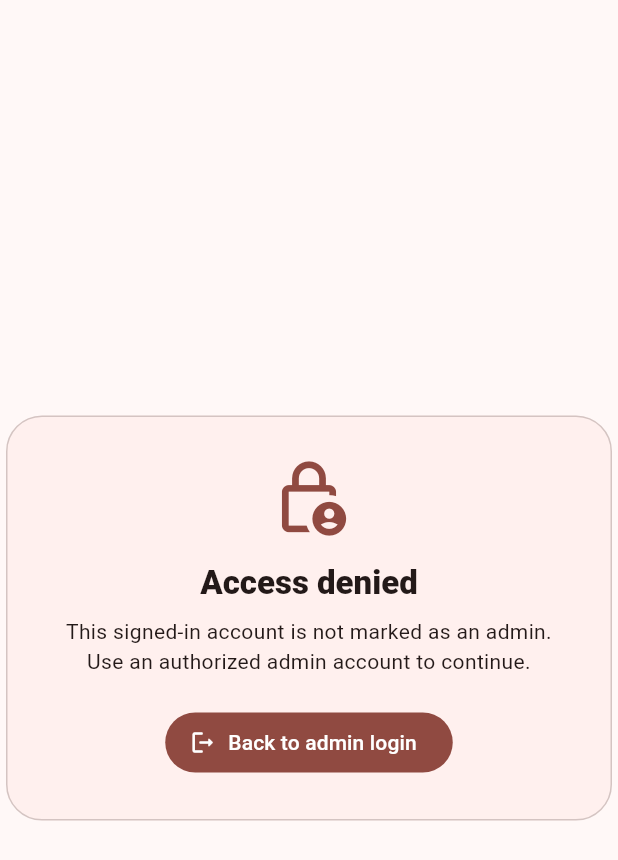
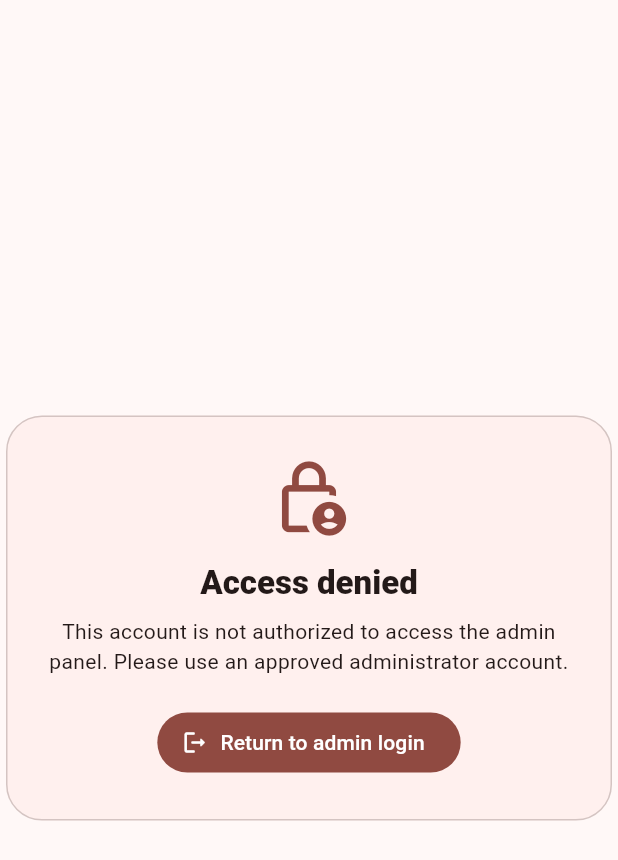
Before and after one commit to Pythoenixx/alarm_walker, a Flutter app: the AdminAuthGate widget shown alone on an empty page, opened directly, on a phone screen of 412 x 824 dp. Shown: the top 860 px of the screen. Run offline on Flutter 3.47's test engine with Material 3 defaults, Android fonts, the phone set to English and light mode, and no system bars; our stand-ins replace cloud_firestore, device_preview_plus, file_picker, firebase_auth, firebase_core, flutter_bloc and 10 more; missing offline and left inert: alarm, disable_battery_optimization, flutter_inset_box_shadow_update; accounts and stored records are empty; generated files the repository leaves out were written again.

Commit message:
Polish admin login wording and page structure

```diff
--- a/lib/admin_app.dart
+++ b/lib/admin_app.dart
@@ -1,5 +1,5 @@
 import 'package:alarm_walker/layout/admin_layout.dart';
-import 'package:alarm_walker/screens/admin_login_screen.dart';
+import 'package:alarm_walker/pages/admin_login_page.dart';
 import 'package:alarm_walker/services/admin_auth_service.dart';
 import 'package:alarm_walker/theme/app_theme.dart';
 import 'package:firebase_auth/firebase_auth.dart';
@@ -11,7 +11,7 @@ class AdminApp extends StatelessWidget {
   @override
   Widget build(BuildContext context) {
     return MaterialApp(
-      title: 'Admin Panel',
+      title: 'Alarm Walker Admin',
       theme: AppTheme.lightTheme,
       darkTheme: AppTheme.darkTheme,
       home: const AdminAuthGate(),
@@ -53,7 +53,7 @@ class _AdminAuthGateState extends State<AdminAuthGate> {
         }
 
         if (user == null) {
-          return AdminLoginScreen(authService: _authService);
+          return AdminLoginPage(authService: _authService);
         }
 
         return FutureBuilder<bool>(
@@ -69,7 +69,7 @@ class _AdminAuthGateState extends State<AdminAuthGate> {
               return _AdminAccessProblemScreen(
                 title: 'Unable to verify admin access',
                 message:
-                    'The panel could not check your admin permission. Please review Firestore rules or try again.',
+                    'The panel could not confirm your admin permission. Please check your connection or try again.',
                 onSignOut: _authService.signOut,
               );
             }
@@ -84,7 +84,7 @@ class _AdminAuthGateState extends State<AdminAuthGate> {
             return _AdminAccessProblemScreen(
               title: 'Access denied',
               message:
-                  'This signed-in account is not marked as an admin. Use an authorized admin account to continue.',
+                  'This account is not authorized to access the admin panel. Please use an approved administrator account.',
               onSignOut: _authService.signOut,
             );
           },
@@ -165,7 +165,7 @@ class _AdminAccessProblemScreen extends StatelessWidget {
                   FilledButton.icon(
                     onPressed: () => onSignOut(),
                     icon: const Icon(Icons.logout_rounded),
-                    label: const Text('Back to admin login'),
+                    label: const Text('Return to admin login'),
                   ),
                 ],
               ),
```
Also changed, not shown: lib/pages/admin_login_page.dart (renamed from lib/screens/admin_login_screen.dart, +11 -11 lines).
